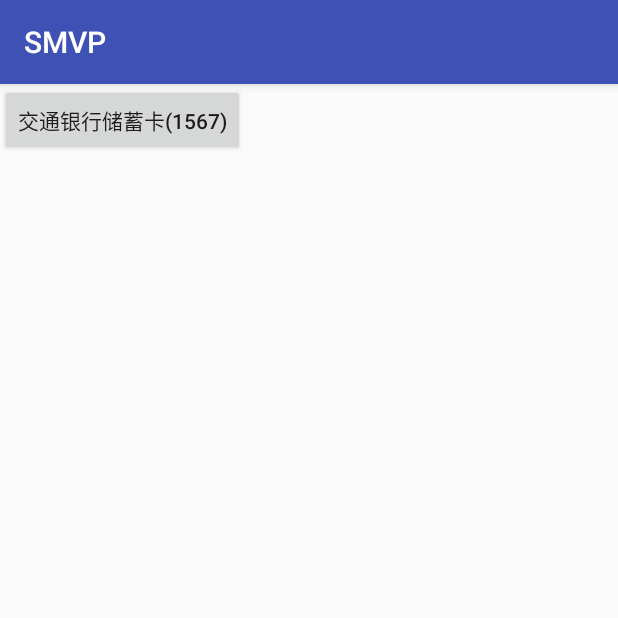
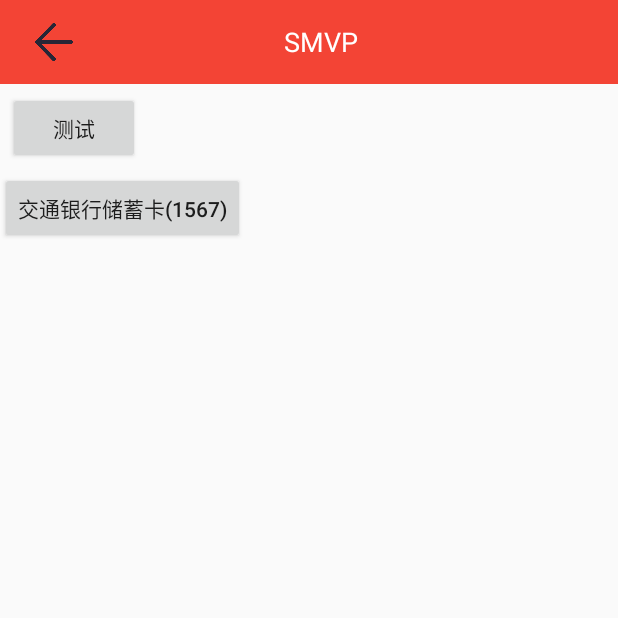
Before and after one commit to TonyLituo/SMVP, an Android app: the screen it shows after launch (MainActivity), on a phone screen of 412 x 824 dp, the top half of it. Run offline under Robolectric (Android 15) with nearby library versions, the phone set to English and light mode, and no system bars; our stand-ins replace ButterKnife.

Commit message:
切换主题？？

```diff
--- a/app/src/main/AndroidManifest.xml
+++ b/app/src/main/AndroidManifest.xml
@@ -3,11 +3,12 @@
           package="com.dhcc.smvp">
 
     <application
+        android:name=".app.MvpApplication"
         android:allowBackup="true"
         android:icon="@mipmap/ic_launcher"
         android:label="@string/app_name"
         android:supportsRtl="true"
-        android:theme="@style/AppTheme">
+        android:theme="@style/PinkTheme">
         <activity android:name=".view.MainActivity">
             <intent-filter>
                 <action android:name="android.intent.action.MAIN"/>
@@ -17,6 +18,8 @@
         </activity>
         <activity android:name=".view.LoginActivity">
         </activity>
+        <activity android:name=".view.ThemeActivity">
+        </activity>
     </application>
 
 </manifest>
--- /dev/null
+++ b/app/src/main/java/com/dhcc/smvp/app/ActivityBean.java
@@ -0,0 +1,22 @@
+package com.dhcc.smvp.app;
+
+
+import java.io.Serializable;
+
+import butterknife.Unbinder;
+
+/**
+ * Created by Jinx on 2017/5/12.
+ */
+
+public class ActivityBean implements Serializable {
+    private Unbinder unbinder;
+
+    public Unbinder getUnbinder() {
+        return unbinder;
+    }
+
+    public void setUnbinder(Unbinder unbinder) {
+        this.unbinder = unbinder;
+    }
+}
--- /dev/null
+++ b/app/src/main/java/com/dhcc/smvp/app/ActivityCallback.java
@@ -0,0 +1,55 @@
+package com.dhcc.smvp.app;
+
+import android.app.Activity;
+import android.app.Application;
+import android.os.Bundle;
+
+import butterknife.ButterKnife;
+import butterknife.Unbinder;
+
+/**
+ * Created by Jinx on 2017/5/12.
+ */
+
+public class ActivityCallback implements Application.ActivityLifecycleCallbacks {
+
+
+    @Override
+    public void onActivityCreated(Activity activity, Bundle savedInstanceState) {
+        ActivityBean bean = new ActivityBean();
+        Unbinder unbinder = ButterKnife.bind(activity);
+        bean.setUnbinder(unbinder);
+        activity.getIntent().putExtra("ActivityBean", bean);
+    }
+
+    @Override
+    public void onActivityStarted(Activity activity) {
+
+    }
+
+    @Override
+    public void onActivityResumed(Activity activity) {
+
+    }
+
+    @Override
+    public void onActivityPaused(Activity activity) {
+
+    }
+
+    @Override
+    public void onActivityStopped(Activity activity) {
+
+    }
+
+    @Override
+    public void onActivitySaveInstanceState(Activity activity, Bundle outState) {
+
+    }
+
+    @Override
+    public void onActivityDestroyed(Activity activity) {
+        ActivityBean bean = (ActivityBean) activity.getIntent().getSerializableExtra("ActivityBean");
+        bean.getUnbinder().unbind();
+    }
+}
--- /dev/null
+++ b/app/src/main/java/com/dhcc/smvp/app/MvpApplication.java
@@ -0,0 +1,24 @@
+package com.dhcc.smvp.app;
+
+import android.app.Application;
+
+import com.dhcc.smvp.R;
+
+/**
+ * Created by Jinx on 2017/5/12.
+ */
+
+public class MvpApplication extends Application {
+
+    @Override
+    public void onCreate() {
+        super.onCreate();
+        registerActivityLifecycleCallbacks(new ActivityCallback());
+        setTheme(R.style.RedTheme);
+    }
+
+    @Override
+    public void setTheme(int resid) {
+        super.setTheme(resid);
+    }
+}
--- a/app/src/main/java/com/dhcc/smvp/view/MainActivity.java
+++ b/app/src/main/java/com/dhcc/smvp/view/MainActivity.java
@@ -1,5 +1,6 @@
 package com.dhcc.smvp.view;
 
+import android.content.Intent;
 import android.os.Bundle;
 import android.support.v7.app.AppCompatActivity;
 import android.view.View;
@@ -14,7 +15,6 @@ import java.util.ArrayList;
 import java.util.List;
 
 import butterknife.BindView;
-import butterknife.ButterKnife;
 import butterknife.OnClick;
 
 public class MainActivity extends AppCompatActivity implements BottomWindow.OnClickListener {
@@ -25,9 +25,10 @@ public class MainActivity extends AppCompatActivity implements BottomWindow.OnCl
 
     @Override
     protected void onCreate(Bundle savedInstanceState) {
+        setTheme(R.style.RedTheme);
+        setContentView(R.layout.activity_main);
+
         super.onCreate(savedInstanceState);
-        setContentView(R.layout.activity_main);
-        ButterKnife.bind(this);
         mList = new ArrayList<>();
         mList.add(new BottomWindow.CardBean("交通银行储蓄卡", "6123345611113421567", "path", true));
         mList.add(new BottomWindow.CardBean("建设银行储蓄卡", "6123345611113421123", "path", false));
@@ -42,7 +43,7 @@ public class MainActivity extends AppCompatActivity implements BottomWindow.OnCl
         mTextView.setText(bean.getBankName() + "(" + accoutNo + ")");
     }
 
-    @OnClick({R.id.tv_test})
+    @OnClick({R.id.tv_test, R.id.button})
     public void onClick(View view) {
         switch (view.getId()) {
             case R.id.tv_test:
@@ -56,6 +57,10 @@ public class MainActivity extends AppCompatActivity implements BottomWindow.OnCl
                     return;
                 }
                 mBottomWindow.show();//显示来源选择框
+                break;
+            case R.id.button:
+                Intent intent = new Intent(this, ThemeActivity.class);
+                startActivity(intent);
                 break;
             default:
                 break;
--- a/app/src/main/res/drawable/listview_div.xml
+++ b/app/src/main/res/drawable/listview_div.xml
@@ -2,6 +2,6 @@
 
 <!-- listView 分割线-->
 <inset xmlns:android="http://schemas.android.com/apk/res/android"
-       android:drawable="@color/colorGray"
+       android:drawable="@color/pinkApp"
        android:insetLeft="15dp">
 </inset>
--- a/app/src/main/res/layout/activity_main.xml
+++ b/app/src/main/res/layout/activity_main.xml
@@ -7,9 +7,28 @@
     android:layout_height="match_parent"
     tools:context="com.dhcc.smvp.view.MainActivity">
 
+
+    <include
+        android:id="@+id/base_toobar"
+        layout="@layout/base_toolbar"
+        />
+
+    <Button
+        android:id="@+id/button"
+        android:layout_width="wrap_content"
+        android:layout_height="wrap_content"
+        android:layout_below="@+id/base_toobar"
+        android:layout_margin="5dp"
+        android:text="测试"/>
+
     <Button
         android:id="@+id/tv_test"
         android:layout_width="wrap_content"
         android:layout_height="wrap_content"
+        android:layout_alignParentLeft="true"
+        android:layout_alignParentStart="true"
+        android:layout_below="@+id/button"
         android:text="测试"/>
+
+
 </RelativeLayout>
--- /dev/null
+++ b/app/src/main/res/layout/base_toolbar.xml
@@ -0,0 +1,47 @@
+<?xml version="1.0" encoding="utf-8"?>
+
+
+<android.support.v7.widget.Toolbar
+    xmlns:android="http://schemas.android.com/apk/res/android"
+    android:id="@+id/base_toobar"
+    android:layout_width="match_parent"
+    android:layout_height="?attr/actionBarSize"
+    android:background="?attr/colorPrimary"
+    android:fitsSystemWindows="true"
+    android:theme="@style/ThemeOverlay.AppCompat.Dark.ActionBar">
+
+    <RelativeLayout
+        android:layout_width="match_parent"
+        android:layout_height="wrap_content"
+        android:gravity="center_vertical">
+
+        <ImageView
+            android:id="@+id/toolbar_img_left"
+            android:layout_width="25dp"
+            android:layout_height="25dp"
+            android:layout_margin="7dp"
+            android:scaleType="centerCrop"
+            android:src="@mipmap/left"/>
+
+        <TextView
+            android:id="@+id/toolbar_title"
+            android:layout_width="wrap_content"
+            android:layout_height="wrap_content"
+            android:layout_centerInParent="true"
+            android:text="@string/app_name"
+            android:textColor="@android:color/white"
+            android:textSize="18sp"/>
+
+        <ImageView
+            android:id="@+id/toolbar_img_right"
+            android:layout_width="30dp"
+            android:layout_height="30dp"
+            android:layout_alignParentRight="true"
+            android:layout_margin="7dp"
+            android:adjustViewBounds="false"
+            android:cropToPadding="false"
+            android:scaleType="centerCrop"
+            android:src="@mipmap/ic_launcher"
+            android:visibility="gone"/>
+    </RelativeLayout>
+</android.support.v7.widget.Toolbar>
--- a/app/src/main/res/values/colors.xml
+++ b/app/src/main/res/values/colors.xml
@@ -3,5 +3,24 @@
     <color name="colorPrimary">#3F51B5</color>
     <color name="colorPrimaryDark">#303F9F</color>
     <color name="colorAccent">#FF4081</color>
+
+
     <color name="colorGray">#b4b7ba</color>
+
+
+    <!--系统主题色-->
+    <!--夜间模式-->
+    <color name="darkApp">#2e2e2e</color>
+    <!--少女粉-->
+    <color name="pinkApp">#f57194</color>
+    <!--姨妈红-->
+    <color name="redApp">#f34435</color>
+    <!--咸蛋黄-->
+    <color name="yellowApp">#fec108</color>
+    <!--草苗绿-->
+    <color name="greenApp">#8ac349</color>
+    <!--胖次蓝-->
+    <color name="blueApp">#2197f2</color>
+    <!--基佬紫-->
+    <color name="popApp">#9c29ae</color>
 </resources>
```
Also changed, not shown: app/src/main/java/com/dhcc/smvp/view/ThemeActivity.java (added, +68 -0 lines), app/src/main/java/com/dhcc/smvp/view/adapter/ThemeCardAdapter.java (added, +122 -0 lines), app/src/main/res/layout/activity_theme.xml (added, +22 -0 lines), app/src/main/res/layout/item_theme_card.xml (added, +23 -0 lines), app/src/main/res/values/styles.xml (+67 -5 lines), app/src/main/res/mipmap-mdpi/left.png (added), app/src/main/res/mipmap-mdpi/select.png (added).
